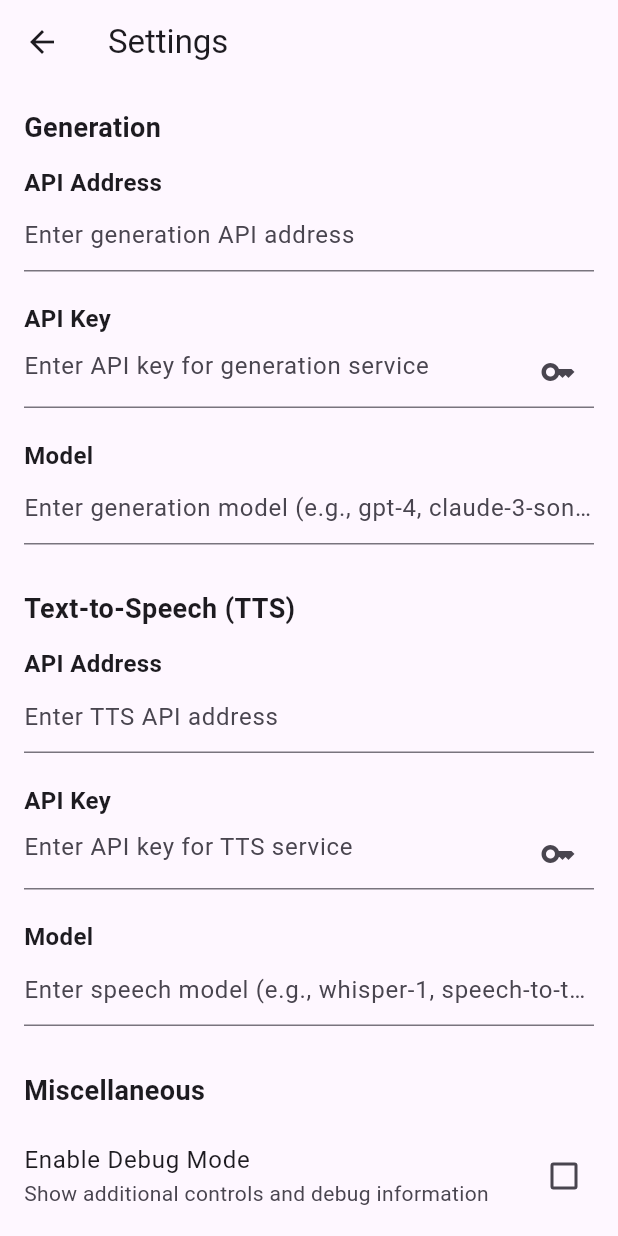
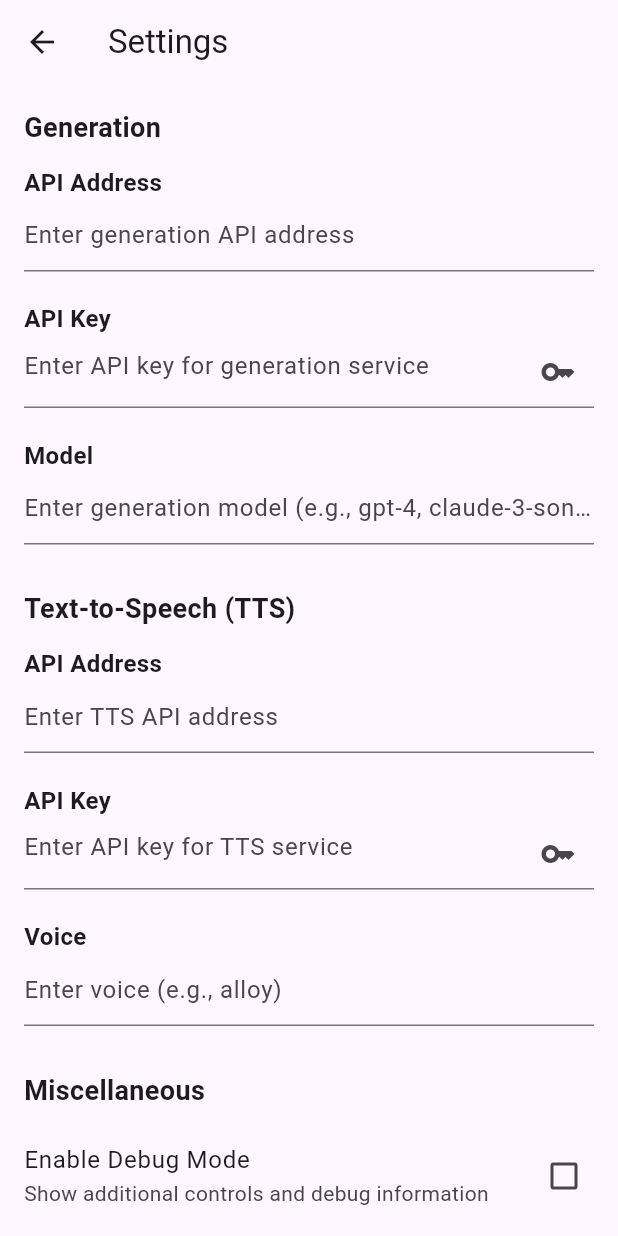
Before and after one commit to odrevet/ai_phone, a Flutter app: the Settings screen opened directly, on a phone screen of 412 x 824 dp. Run offline on Flutter 3.47's test engine with Material 3 defaults, Android fonts, the phone set to English and light mode, and no system bars; our stand-ins replace audioplayers, shared_preferences, speech_to_text; accounts and stored records are empty.

Commit message:
rename tts model to voice

```diff
--- a/lib/api.dart
+++ b/lib/api.dart
@@ -29,7 +29,7 @@ Future<Map<String, dynamic>> sendChatCompletion(
 Future<dynamic> sendTtsGenerateRequest(String messageContent) async {
   final prefs = await SharedPreferences.getInstance();
   final ttsApiAddress = prefs.getString('tts_api_address');
-  final speechModel = prefs.getString('speech_model') ?? 'alloy';
+  final voice = prefs.getString('voice') ?? 'alloy';
   final ttsApiKey = prefs.getString('api_key_tts');
 
   if (ttsApiAddress == null) {
@@ -43,7 +43,7 @@ Future<dynamic> sendTtsGenerateRequest(String messageContent) async {
   final body = {
     'model': 'tts-1',
     'input': messageContent,
-    'voice': speechModel,
+    'voice': voice,
     'response_format': 'mp3',
   };
 
--- a/lib/widgets/settings.dart
+++ b/lib/widgets/settings.dart
@@ -12,7 +12,7 @@ class SettingsState extends State<Settings> {
   final TextEditingController _openAIController = TextEditingController();
   final TextEditingController _ttsController = TextEditingController();
   final TextEditingController _generationModelController = TextEditingController();
-  final TextEditingController _speechModelController = TextEditingController();
+  final TextEditingController _voiceController = TextEditingController();
   final TextEditingController _apiKeyGenerationController = TextEditingController();
   final TextEditingController _apiKeyTtsController = TextEditingController();
   bool _debugMode = false;
@@ -30,7 +30,7 @@ class SettingsState extends State<Settings> {
       _openAIController.text = prefs.getString('openai_api_address') ?? '';
       _ttsController.text = prefs.getString('tts_api_address') ?? '';
       _generationModelController.text = prefs.getString('generation_model') ?? '';
-      _speechModelController.text = prefs.getString('speech_model') ?? '';
+      _voiceController.text = prefs.getString('voice') ?? '';
       _apiKeyGenerationController.text = prefs.getString('api_key_generation') ?? '';
       _apiKeyTtsController.text = prefs.getString('api_key_tts') ?? '';
       _debugMode = prefs.getBool('debug_mode') ?? false;
@@ -43,7 +43,7 @@ class SettingsState extends State<Settings> {
     await prefs.setString('openai_api_address', _openAIController.text);
     await prefs.setString('tts_api_address', _ttsController.text);
     await prefs.setString('generation_model', _generationModelController.text);
-    await prefs.setString('speech_model', _speechModelController.text);
+    await prefs.setString('voice', _voiceController.text);
     await prefs.setString('api_key_generation', _apiKeyGenerationController.text);
     await prefs.setString('api_key_tts', _apiKeyTtsController.text);
     await prefs.setBool('debug_mode', _debugMode);
@@ -132,13 +132,13 @@ class SettingsState extends State<Settings> {
               ),
               SizedBox(height: 20),
               Text(
-                'Model',
+                'Voice',
                 style: TextStyle(fontSize: 16, fontWeight: FontWeight.bold),
               ),
               TextField(
-                controller: _speechModelController,
+                controller: _voiceController,
                 decoration: InputDecoration(
-                  hintText: 'Enter speech model (e.g., whisper-1, speech-to-text-v1)',
+                  hintText: 'Enter voice (e.g., alloy)',
                 ),
               ),
               SizedBox(height: 30),
@@ -197,7 +197,7 @@ class SettingsState extends State<Settings> {
     _openAIController.dispose();
     _ttsController.dispose();
     _generationModelController.dispose();
-    _speechModelController.dispose();
+    _voiceController.dispose();
     _apiKeyGenerationController.dispose();
     _apiKeyTtsController.dispose();
     super.dispose();
--- a/lib/widgets/sms_view.dart
+++ b/lib/widgets/sms_view.dart
@@ -1,5 +1,4 @@
 import 'package:flutter/material.dart';
-import 'package:flutter_chat_bubble/chat_bubble.dart';
 import 'package:shared_preferences/shared_preferences.dart';
 
 import '../api.dart';
```
